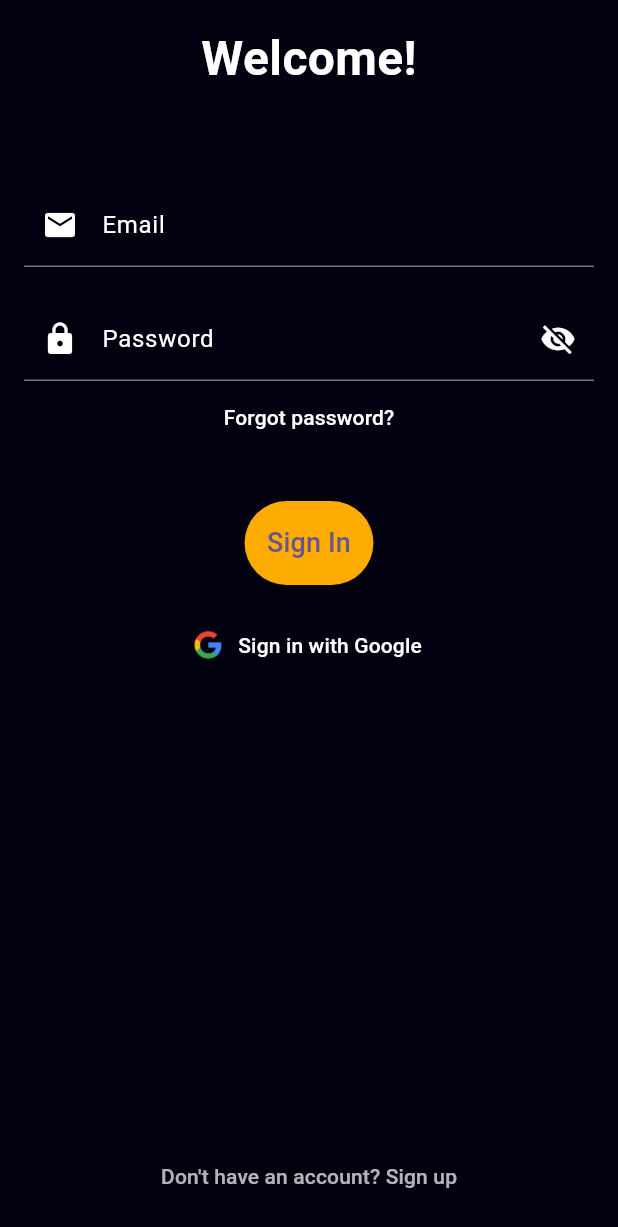
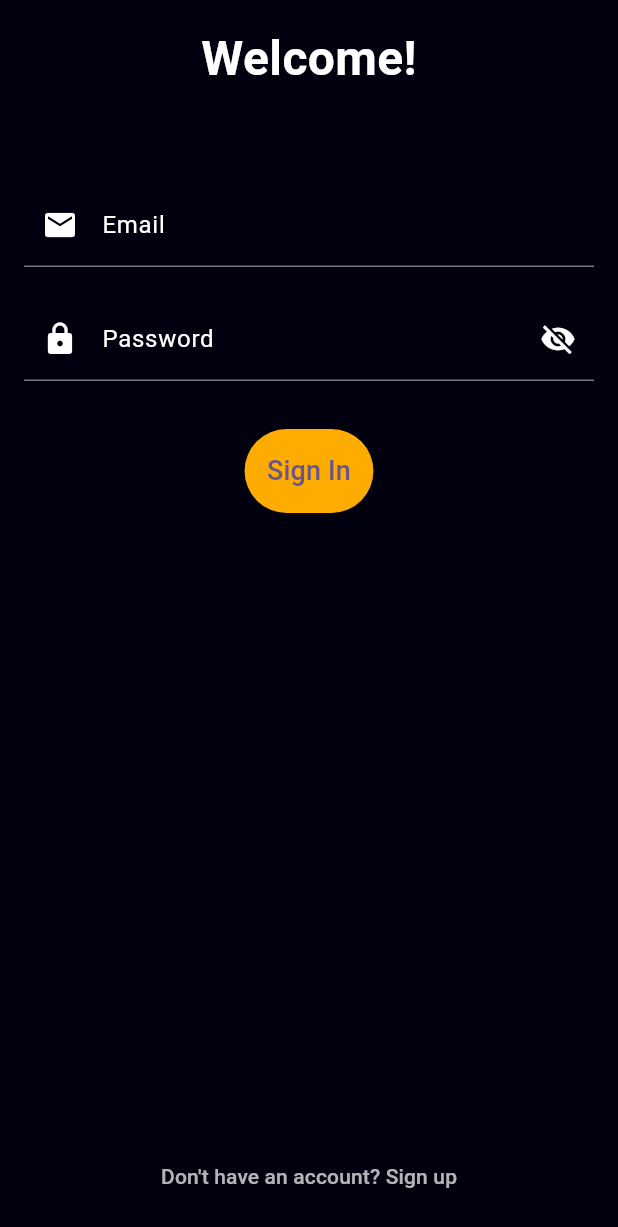
Before and after one commit to Chehanlakvidu/Movie_Application, a Flutter app: the screen it shows after launch, on a phone screen of 412 x 824 dp. Shown: the top 1227 px of the screen. Run offline on Flutter 3.47's test engine with Material 3 defaults, Android fonts, the phone set to English and light mode, and no system bars; our stand-ins replace animated_splash_screen, carousel_slider, firebase_auth, firebase_core, google_fonts, shared_preferences; accounts and stored records are empty.

Commit message:
commenting on the code

```diff
--- a/lib/api/api.dart
+++ b/lib/api/api.dart
@@ -1,3 +1,5 @@
+
+// ignore_for_file: avoid_print
 
 import 'dart:convert';
 
--- a/lib/detailscreen.dart
+++ b/lib/detailscreen.dart
@@ -1,3 +1,5 @@
+// ignore_for_file: prefer_const_constructors
+
 import 'package:flutter/material.dart';
 import 'package:google_fonts/google_fonts.dart';
 import 'package:movie_application/constant.dart';
--- a/lib/login.dart
+++ b/lib/login.dart
@@ -77,7 +77,7 @@ Future<void> _signIn() async {
     case 'operation-not-allowed':
       errorMessage = 'Operation not allowed.';
       break;
-    // Add a case for the 'invalid-credential' if you know that is the code
+    // Add a case for the 'invalid-credential'
     // case 'invalid-credential':
     //   errorMessage = 'The supplied auth credential is incorrect or has expired.';
     //   break;
@@ -165,14 +165,7 @@ Future<void> _signIn() async {
                   ),
                 ),
               ),
-              TextButton(
-                onPressed: () {
-                },
-                child: Text(
-                  "Forgot password?",
-                  style: TextStyle(color: Colors.white),
-                ),
-              ),
+
               SizedBox(height: 32), // More space between 'Forgot password?' and 'Sign In' button
             ElevatedButton(
   style: ElevatedButton.styleFrom(
@@ -186,13 +179,7 @@ Future<void> _signIn() async {
   child: Text('Sign In', style: TextStyle(fontSize: 18)),
 ),
               SizedBox(height: 16), // Space between 'Sign In' button and 'Sign in with Google' button
-              TextButton.icon(
-                icon: Image.asset('assets/google_logo.png', height: 24.0), // Google logo
-                label: Text('Sign in with Google', style: TextStyle(color: Colors.white)),
-                onPressed: () {
-                  // Handle sign-in with Google
-                },
-              ),
+
               Spacer(), // Pushes the 'Sign up' text to the bottom
              TextButton(
   onPressed: () {
--- a/lib/searchresultscreen.dart
+++ b/lib/searchresultscreen.dart
@@ -1,3 +1,5 @@
+// ignore_for_file: prefer_const_constructors
+
 import 'package:flutter/material.dart';
 import 'package:movie_application/api/api.dart';
 import 'package:movie_application/detailscreen.dart';
--- a/lib/widgets/movies_slider.dart
+++ b/lib/widgets/movies_slider.dart
@@ -1,4 +1,6 @@
 
+
+// ignore_for_file: prefer_const_constructors
 
 import 'package:flutter/material.dart';
 import 'package:movie_application/constant.dart';
```
Also changed, not shown: lib/homepage.dart (+4 -5 lines).
